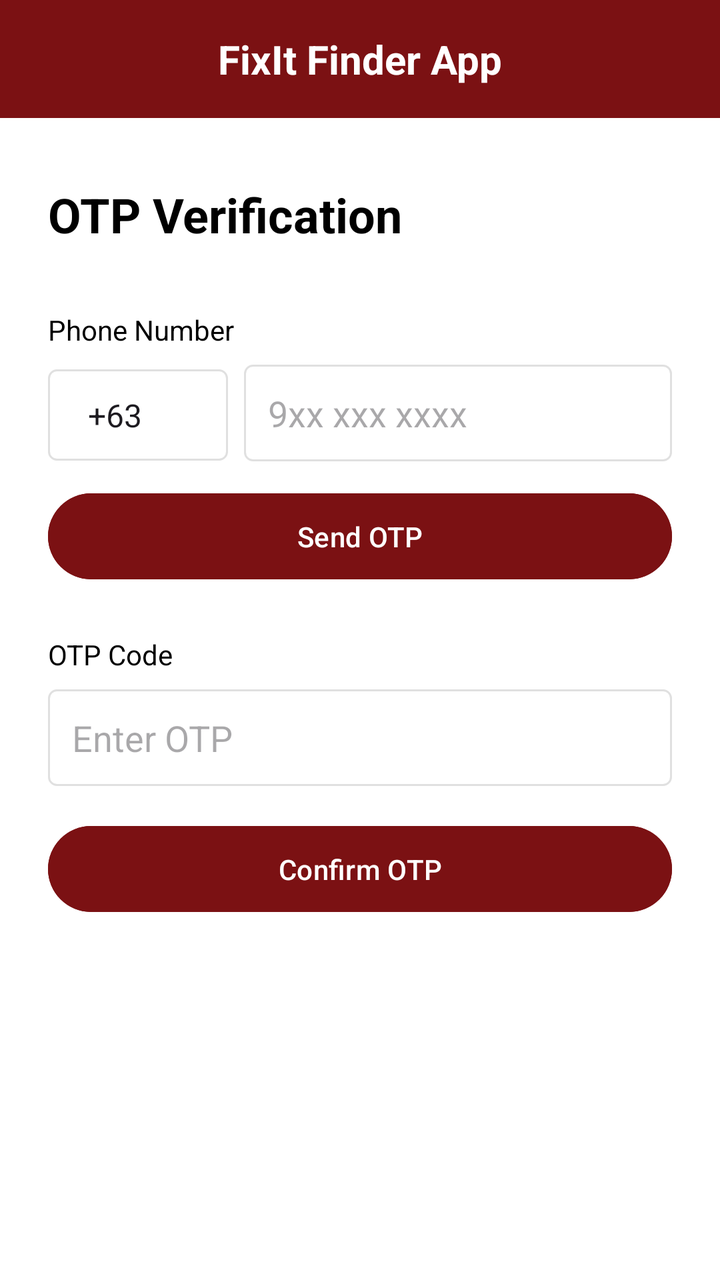
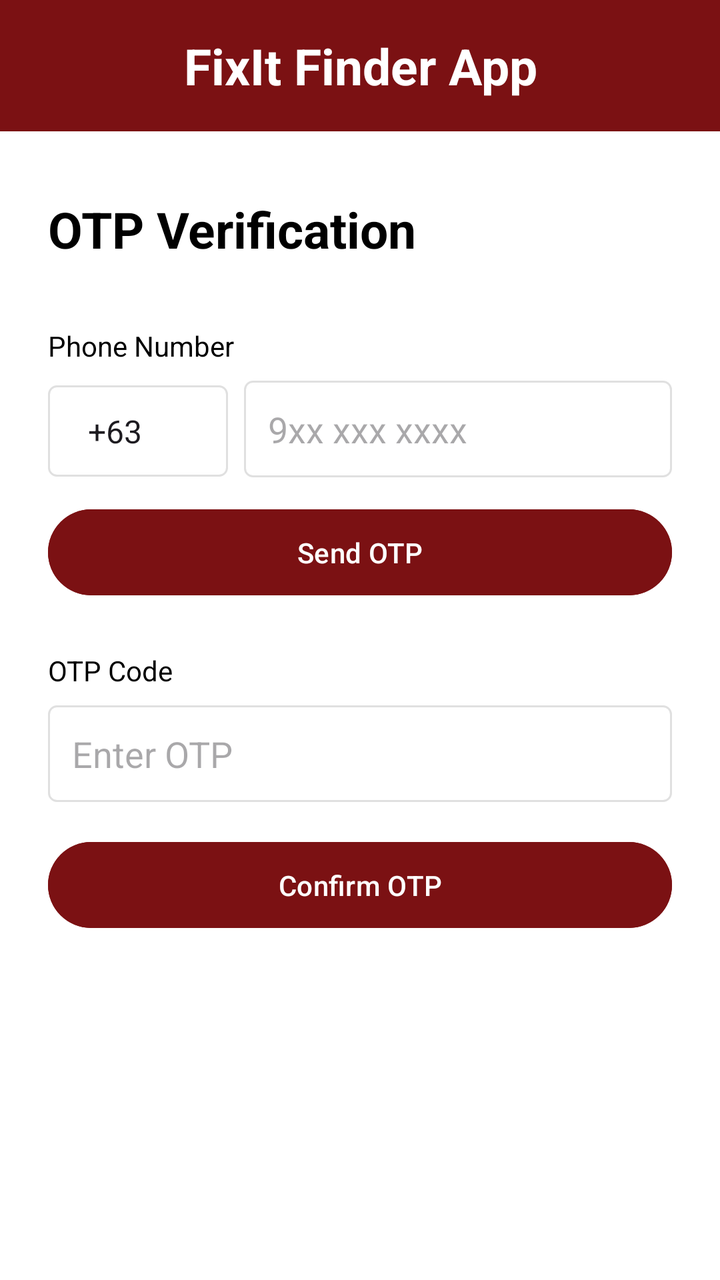

Screens rendered from an Android XML layout before and after an edit, with the pre-edit source and the edit as a unified diff.
<!-- AndroidManifest.xml: application theme Theme.FixItFinderApp -->
<!-- res/layout/activity_otp.xml -->
<?xml version="1.0" encoding="utf-8"?>
<androidx.constraintlayout.widget.ConstraintLayout
    xmlns:android="http://schemas.android.com/apk/res/android"
    xmlns:app="http://schemas.android.com/apk/res-auto"
    android:layout_width="match_parent"
    android:layout_height="match_parent"
    android:background="@android:color/white">

    
    <TextView
        android:id="@+id/tvAppTitle"
        android:layout_width="match_parent"
        android:layout_height="wrap_content"
        android:text="FixIt Finder App"
        android:textSize="20sp"
        android:textStyle="bold"
        android:textColor="@color/white"
        android:background="@color/color_primary"
        android:padding="16dp"
        android:gravity="center"
        app:layout_constraintTop_toTopOf="parent"
        app:layout_constraintStart_toStartOf="parent"
        app:layout_constraintEnd_toEndOf="parent" />

    <TextView
        android:id="@+id/tvPageTitle"
        android:layout_width="wrap_content"
        android:layout_height="wrap_content"
        android:text="OTP Verification"
        android:textSize="24sp"
        android:textStyle="bold"
        android:textColor="@android:color/black"
        android:layout_marginTop="32dp"
        android:layout_marginStart="24dp"
        app:layout_constraintTop_toBottomOf="@+id/tvAppTitle"
        app:layout_constraintStart_toStartOf="parent" />

    <TextView
        android:id="@+id/tvPhoneLabel"
        android:layout_width="wrap_content"
        android:layout_height="wrap_content"
        android:text="Phone Number"
        android:textSize="14sp"
        android:textColor="@android:color/black"
        android:layout_marginTop="32dp"
        android:layout_marginStart="24dp"
        app:layout_constraintTop_toBottomOf="@+id/tvPageTitle"
        app:layout_constraintStart_toStartOf="parent" />

    <LinearLayout
        android:id="@+id/phoneContainer"
        android:layout_width="0dp"
        android:layout_height="wrap_content"
        android:layout_marginTop="8dp"
        android:layout_marginStart="24dp"
        android:layout_marginEnd="24dp"
        android:orientation="horizontal"
        app:layout_constraintTop_toBottomOf="@+id/tvPhoneLabel"
        app:layout_constraintStart_toStartOf="parent"
        app:layout_constraintEnd_toEndOf="parent">

        <Spinner
            android:id="@+id/spinnerCountryCode"
            android:layout_width="90dp"
            android:layout_height="wrap_content"
            android:background="@drawable/edittext_background"
            android:entries="@array/country_codes"
            android:padding="12dp" />

        <EditText
            android:id="@+id/edtPhone"
            android:layout_width="0dp"
            android:layout_height="wrap_content"
            android:layout_marginStart="8dp"
            android:layout_weight="1"
            android:hint="9xx xxx xxxx"
            android:inputType="phone"
            android:padding="12dp"
            android:background="@drawable/edittext_background" />
    </LinearLayout>

    <Button
        android:id="@+id/btnSendOtp"
        android:layout_width="0dp"
        android:layout_height="wrap_content"
        android:text="Send OTP"
        android:textColor="@color/white"
        android:backgroundTint="@color/color_primary"
        android:padding="12dp"
        android:layout_marginTop="12dp"
        android:layout_marginStart="24dp"
        android:layout_marginEnd="24dp"
        app:layout_constraintTop_toBottomOf="@+id/phoneContainer"
        app:layout_constraintStart_toStartOf="parent"
        app:layout_constraintEnd_toEndOf="parent" />

    <TextView
        android:id="@+id/tvOtpLabel"
        android:layout_width="wrap_content"
        android:layout_height="wrap_content"
        android:text="OTP Code"
        android:textSize="14sp"
        android:textColor="@android:color/black"
        android:layout_marginTop="24dp"
        android:layout_marginStart="24dp"
        app:layout_constraintTop_toBottomOf="@+id/btnSendOtp"
        app:layout_constraintStart_toStartOf="parent" />

    <EditText
        android:id="@+id/edtOtp"
        android:layout_width="0dp"
        android:layout_height="wrap_content"
        android:hint="Enter OTP"
        android:inputType="number"
        android:padding="12dp"
        android:background="@drawable/edittext_background"
        android:layout_marginTop="8dp"
        android:layout_marginStart="24dp"
        android:layout_marginEnd="24dp"
        app:layout_constraintTop_toBottomOf="@+id/tvOtpLabel"
        app:layout_constraintStart_toStartOf="parent"
        app:layout_constraintEnd_toEndOf="parent" />

    <Button
        android:id="@+id/btnVerifyOtp"
        android:layout_width="0dp"
        android:layout_height="wrap_content"
        android:text="Confirm OTP"
        android:textColor="@color/white"
        android:backgroundTint="@color/color_primary"
        android:padding="12dp"
        android:layout_marginTop="16dp"
        android:layout_marginStart="24dp"
        android:layout_marginEnd="24dp"
        app:layout_constraintTop_toBottomOf="@+id/edtOtp"
        app:layout_constraintStart_toStartOf="parent"
        app:layout_constraintEnd_toEndOf="parent" />

</androidx.constraintlayout.widget.ConstraintLayout>
<!-- resources referenced by this layout -->
<resources>
  <string-array name="country_codes">
          <item>+63</item>
      </string-array>
  <color name="color_primary">#7B1113</color>
  <color name="white">#FFFFFFFF</color>
  <!-- drawable edittext_background (drawable) -->
  <?xml version="1.0" encoding="utf-8"?>
  <shape xmlns:android="http://schemas.android.com/apk/res/android"
      android:shape="rectangle">
      <solid android:color="@android:color/white" />
      <stroke
          android:width="1dp"
          android:color="#E0E0E0" />
      <corners android:radius="4dp" />
  </shape>
  <style name="Theme.FixItFinderApp" parent="Base.Theme.FixItFinderApp" />
  <style name="Base.Theme.FixItFinderApp" parent="Theme.Material3.DayNight.NoActionBar">
          <item name="colorPrimary">@color/color_primary</item>
          <item name="colorSecondary">@color/color_secondary</item>
          <item name="colorSurface">@color/color_background</item>
          <item name="colorOnSurface">@color/color_text_dark</item>
          <item name="colorPrimaryContainer">@color/color_primary</item>
          <item name="colorOnPrimary">@color/color_background</item>
      </style>
  <color name="color_secondary">#825037</color>
  <color name="color_background">#FFFFFF</color>
  <color name="color_text_dark">#2C2C2C</color>
</resources>

<!-- the commit's change to res/layout/activity_otp.xml (unified diff, before → after) -->
@@ -12,7 +12,7 @@
         android:layout_width="match_parent"
         android:layout_height="wrap_content"
         android:text="FixIt Finder App"
-        android:textSize="20sp"
+        android:textSize="25sp"
         android:textStyle="bold"
         android:textColor="@color/white"
         android:background="@color/color_primary"
@@ -27,7 +27,7 @@
         android:layout_width="wrap_content"
         android:layout_height="wrap_content"
         android:text="OTP Verification"
-        android:textSize="24sp"
+        android:textSize="25sp"
         android:textStyle="bold"
         android:textColor="@android:color/black"
         android:layout_marginTop="32dp"
